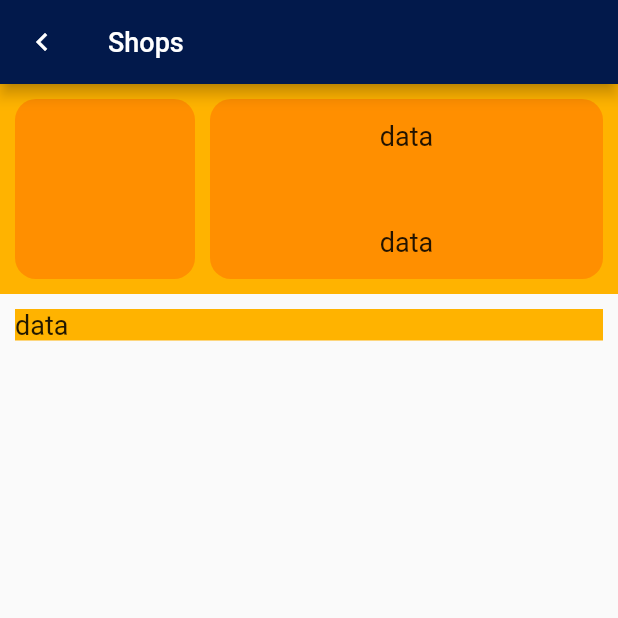
After one commit to Dishant-20/journey_recorded, a Flutter app: the ShopitemDetailsScreen screen opened directly, on a phone screen of 412 x 824 dp, the top half of it. The commit adds this screen. Run offline on Flutter 3.47's test engine with Material 2 defaults, Android fonts, the phone set to English and light mode, and no system bars; our stand-ins replace dropdown_textfield, flutter_markdown, image_picker, shared_preferences; missing offline and left inert: adaptive_action_sheet, dart:ffi; accounts and stored records are empty; network calls fail; Roboto replaces fonts that are missing (Avenir Next).

Commit message:
2-MARCH-2023=>7:47

```diff
--- /dev/null
+++ b/lib/shops/shop_item_details/shop_item_details.dart
@@ -0,0 +1,132 @@
+import 'package:flutter/material.dart';
+import 'package:journey_recorded/Utils.dart';
+
+class ShopitemDetailsScreen extends StatefulWidget {
+  const ShopitemDetailsScreen({super.key});
+
+  @override
+  State<ShopitemDetailsScreen> createState() => _ShopitemDetailsScreenState();
+}
+
+class _ShopitemDetailsScreenState extends State<ShopitemDetailsScreen> {
+  @override
+  Widget build(BuildContext context) {
+    return Scaffold(
+      appBar: AppBar(
+        leading: IconButton(
+          icon: const Icon(
+            Icons.chevron_left,
+            color: Colors.white,
+          ),
+          onPressed: () => Navigator.of(context).pop(),
+        ),
+        backgroundColor: navigation_color,
+        title: Text(
+          ///
+          navigation_title_shops,
+
+          ///
+
+          style: TextStyle(
+            fontFamily: font_style_name,
+            fontSize: 18.0,
+          ),
+        ),
+      ),
+      body: Column(
+        children: [
+          Container(
+            // margin: const EdgeInsets.all(10.0),
+            color: Colors.amber[600],
+            width: MediaQuery.of(context).size.width,
+            height: 140,
+            child: Row(
+              children: [
+                Container(
+                  margin: const EdgeInsets.all(10.0),
+                  width: 120,
+                  height: 120,
+                  decoration: BoxDecoration(
+                    color: Colors.amber[800],
+                    borderRadius: BorderRadius.circular(
+                      14,
+                    ),
+                  ),
+                  // child: Row(children: []),
+                ),
+                //
+                Expanded(
+                  child: Container(
+                    margin: const EdgeInsets.only(right: 10),
+                    // width: 120,
+                    height: 120,
+                    decoration: BoxDecoration(
+                      color: Colors.amber[800],
+                      borderRadius: BorderRadius.circular(
+                        14,
+                      ),
+                    ),
+                    child: Column(
+                      children: <Widget>[
+                        Expanded(
+                          child: Center(
+                            child: Text(
+                              'data',
+                              style: TextStyle(
+                                fontFamily: font_style_name,
+                                fontSize: 18,
+                              ),
+                            ),
+                          ),
+                        ),
+                        Container(
+                          margin: const EdgeInsets.all(10.0),
+                          color: Colors.transparent,
+                          width: MediaQuery.of(context).size.width,
+                          height: 1,
+                        ),
+                        Expanded(
+                          child: Center(
+                            child: Text(
+                              'data',
+                              style: TextStyle(
+                                fontFamily: font_style_name,
+                                fontSize: 18,
+                              ),
+                            ),
+                          ),
+                        ),
+                      ],
+                    ),
+                  ),
+                ),
+              ],
+            ),
+          ),
+          //
+          Container(
+            margin: const EdgeInsets.all(10.0),
+            color: Colors.amber[600],
+            width: MediaQuery.of(context).size.width,
+            // height: 48.0,
+            child: Column(
+              // mainAxisAlignment: MainAxisAlignment.end,
+              children: <Widget>[
+                Align(
+                  alignment: Alignment.centerLeft,
+                  child: Text(
+                    'data',
+                    style: TextStyle(
+                      fontFamily: font_style_name,
+                      fontSize: 18,
+                    ),
+                  ),
+                ),
+              ],
+            ),
+          ),
+        ],
+      ),
+    );
+  }
+}
--- a/lib/training/add_routine/add_routine.dart
+++ b/lib/training/add_routine/add_routine.dart
@@ -12,7 +12,9 @@ class AddRoutineScreen extends StatefulWidget {
   const AddRoutineScreen({super.key, required this.str_professional_id});
 
   // final String str_professional_id;
+  //
   final String str_professional_id;
+  //
   @override
   State<AddRoutineScreen> createState() => _AddRoutineScreenState();
 }
--- a/lib/training/training_list.dart
+++ b/lib/training/training_list.dart
@@ -40,6 +40,7 @@ class _TrainingListScreenState extends State<TrainingListScreen> {
   var str_main_loader = '0';
   var str_UI_show = 'n.a.';
   var str_bottom_bar_color = '0';
+  var str_get_training_id;
 
   // routine
   var arr_routine_list = [];
@@ -74,6 +75,9 @@ class _TrainingListScreenState extends State<TrainingListScreen> {
   void initState() {
     super.initState();
     // var string = widget.str_date;
+
+    print('=====> dishant rajput');
+    print(widget.str_training_id);
 
     // [Hello, world!];
     get_goals_list_WB();
@@ -106,13 +110,15 @@ class _TrainingListScreenState extends State<TrainingListScreen> {
     // convert data to dict
     var get_data = jsonDecode(resposne.body);
     if (kDebugMode) {
-      // print(get_data);
+      print(get_data);
     }
 
     if (resposne.statusCode == 200) {
       if (get_data['status'].toString().toLowerCase() == 'success') {
         //
         dict_save_training_full_data = get_data['data'][0];
+        //
+
         //
         final splitted = dict_save_training_full_data['SetReminder'].split(' ');
         if (kDebugMode) {
@@ -2916,12 +2922,14 @@ class _TrainingListScreenState extends State<TrainingListScreen> {
       context,
       MaterialPageRoute(
         builder: (context) => AddRoutineScreen(
-          str_professional_id: widget.str_training_id.toString(),
+          str_professional_id:
+              dict_save_training_full_data['trainingId'].toString(),
+          // widget.str_training_id.toString(),
         ),
       ),
     );
 
-    // print('result =====> ' + result);
+    print('result =====> ' + result);
 
     if (!mounted) return;
 
```
Also changed, not shown: lib/shops/game/game.dart (+47 -12 lines), lib/skills/skills.dart (+6 -1 lines), lib/training/add_check_list/add_check_list.dart (+5 -3 lines), 1 other file.
